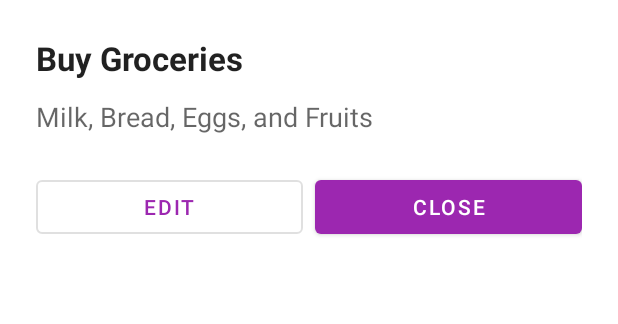
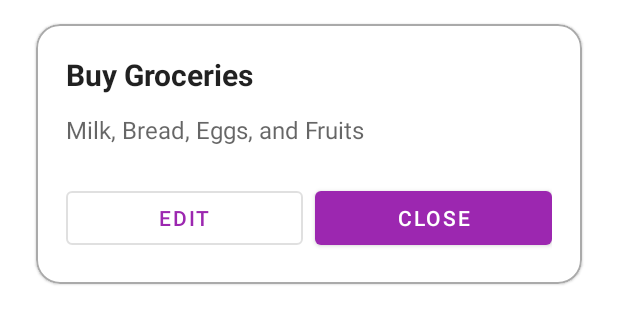
Before and after one commit to prajwal088/daily_task, an Android app: the layout fragment_task_details_dialog.xml on its own in the app's theme, with its tools: preview values and no code run, on a phone screen of 412 x 824 dp. Shown: the top 324 px of the screen. Run offline under Robolectric (Android 15) with nearby library versions, the phone set to English and light mode, and no system bars.

Commit message:
Task Details pop-up changed to card view but there is issue sides are touching the screen

```diff
--- a/app/src/main/res/layout/fragment_task_details_dialog.xml
+++ b/app/src/main/res/layout/fragment_task_details_dialog.xml
@@ -1,16 +1,22 @@
 <?xml version="1.0" encoding="utf-8"?>
-<ScrollView xmlns:android="http://schemas.android.com/apk/res/android"
+<com.google.android.material.card.MaterialCardView xmlns:android="http://schemas.android.com/apk/res/android"
     xmlns:app="http://schemas.android.com/apk/res-auto"
     xmlns:tools="http://schemas.android.com/tools"
     android:layout_width="match_parent"
     android:layout_height="wrap_content"
-    android:background="?attr/colorSurface"
-    android:padding="24dp">
+    android:layout_marginHorizontal="24dp"
+    android:layout_marginTop="16dp"
+    android:layout_marginBottom="16dp"
+    android:elevation="4dp"
+    app:cardCornerRadius="16dp"
+    app:strokeColor="@android:color/darker_gray"
+    app:strokeWidth="1dp">
 
     <LinearLayout
         android:layout_width="match_parent"
         android:layout_height="wrap_content"
-        android:orientation="vertical">
+        android:orientation="vertical"
+        android:padding="20dp">
 
         <!-- Title -->
         <TextView
@@ -20,8 +26,8 @@
             android:text="@string/task_title_01"
             android:textStyle="bold"
             android:textColor="?android:textColorPrimary"
+            android:textSize="20sp"
             android:layout_marginBottom="12dp"
-            android:textSize="22sp"
             tools:text="Buy Groceries" />
 
         <!-- Description -->
@@ -31,8 +37,8 @@
             android:layout_height="wrap_content"
             android:text="@string/task_description_here"
             android:textColor="?android:textColorSecondary"
+            android:textSize="16sp"
             android:layout_marginBottom="24dp"
-            android:textSize="18sp"
             tools:text="Milk, Bread, Eggs, and Fruits" />
 
         <!-- Buttons -->
@@ -48,8 +54,7 @@
                 android:layout_height="wrap_content"
                 android:layout_weight="1"
                 android:layout_marginEnd="8dp"
-                android:text="@string/edit"
-                android:contentDescription="@string/edit" />
+                android:text="@string/edit" />
 
             <com.google.android.material.button.MaterialButton
                 android:id="@+id/btnCloseSheet"
@@ -57,8 +62,7 @@
                 android:layout_width="0dp"
                 android:layout_height="wrap_content"
                 android:layout_weight="1"
-                android:text="@string/close"
-                android:contentDescription="@string/close" />
+                android:text="@string/close" />
         </LinearLayout>
     </LinearLayout>
-</ScrollView>
+</com.google.android.material.card.MaterialCardView>
```
